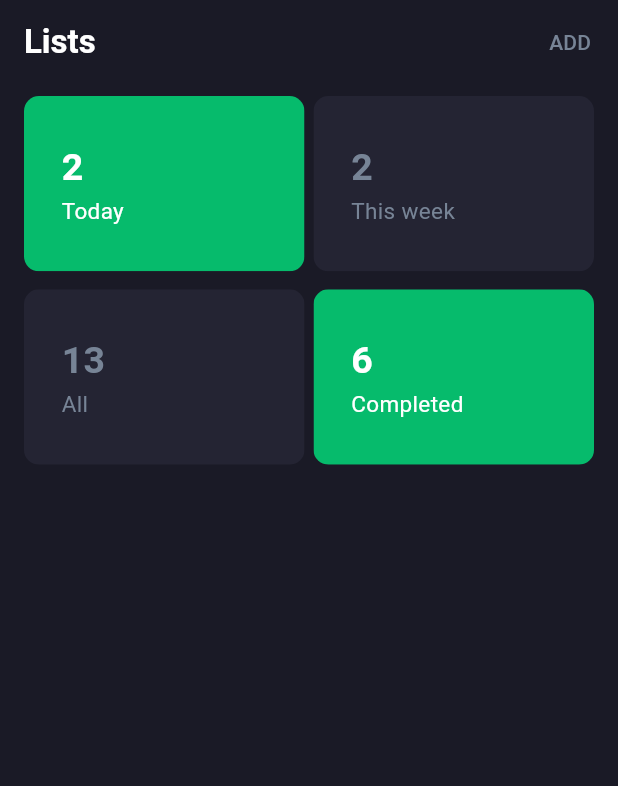
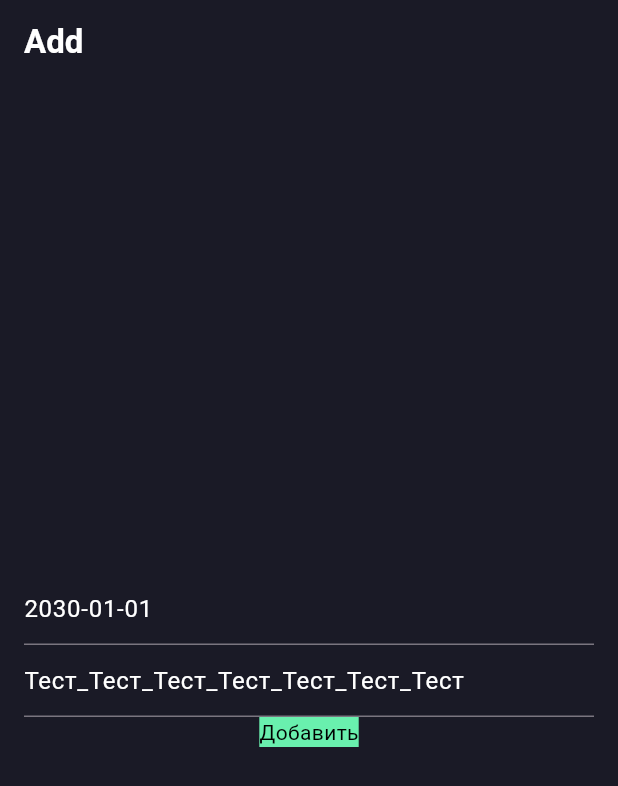
Before and after one commit to KaX8/Flutter-Lab-3, a Flutter app: the screen it shows after launch, after a tap on "ADD", on a phone screen of 412 x 824 dp. Shown: the top 786 px of the screen. Run offline on Flutter 3.47's test engine with Material 3 defaults, Android fonts, the phone set to English and light mode, and no system bars.

Commit message:
лень писать

```diff
--- /dev/null
+++ b/lib/ToDoAdd.dart
@@ -0,0 +1,110 @@
+import 'dart:convert';
+
+import 'package:flutter/material.dart';
+import 'package:flutter/services.dart';
+import 'package:lab_3_todo/ParseEvents.dart';
+import 'package:lab_3_todo/ToDoBase.dart';
+
+import 'ToDoList.dart';
+
+class ToDoAdd extends StatefulWidget {
+  final Function() changePageBack;
+  const ToDoAdd({super.key, required this.changePageBack});
+
+
+  @override
+  State<ToDoAdd> createState() => _ToDoAddState(changePageBack: changePageBack);
+}
+
+class _ToDoAddState extends State<ToDoAdd> {
+
+  late Function() changePageBack;
+  _ToDoAddState({required this.changePageBack});
+  late Future<String> json;
+  late Map<String, List<Map<String, bool>>> groupedEvents;
+
+  final TextEditingController _dateController = TextEditingController();
+  final TextEditingController _taskTextController = TextEditingController();
+
+  @override
+  void initState() {
+    super.initState();
+    json = ParseEvents.readEvents();
+  }
+
+  void addNewTask(String date, String text){
+    // Проверяем, существует ли уже список задач для данной даты
+    if (!groupedEvents.containsKey(date)) {
+      // Если нет, создаем новый список
+      groupedEvents[date] = [];
+    }
+
+    String eventText = text;
+    int copyNumber = 1;
+
+    // Пока существует задача с таким же текстом, добавляем к тексту номер копии
+    while (groupedEvents[date]!.any((event) => event.containsKey(eventText))) {
+      eventText = '$text (${copyNumber++})';
+    }
+
+    // Создаем Map для новой задачи с модифицированным текстом и значением false
+    Map<String, bool> newTask = {eventText: false};
+
+    // Добавляем новую задачу в список задач для данной даты
+    groupedEvents[date]!.add(newTask);
+
+    // Выводим информацию для проверки
+
+    ParseEvents.writeEventsToFile(jsonEncode(groupedEvents));
+
+    changePageBack();
+  }
+
+  @override
+  Widget build(BuildContext context) {
+    _dateController.text = "2030-01-01";
+    _taskTextController.text = "Тест_Тест_Тест_Тест_Тест_Тест_Тест";
+
+    return FutureBuilder(
+        future: json,
+        builder: (BuildContext context, AsyncSnapshot<dynamic> snapshot){
+
+
+          if(snapshot.connectionState == ConnectionState.waiting){
+            return CircularProgressIndicator();
+          }else if(snapshot.hasError){
+            return Text("${snapshot.error}");
+          }else{
+            groupedEvents = ToDoList.createMap(json: snapshot.data);
+            return Column(
+              mainAxisAlignment: MainAxisAlignment.center,
+              children: [
+                TextField(
+                  controller: _dateController,
+                  style: TextStyle(
+                      color: Colors.white
+                  ),
+                ),
+                TextField(
+                  controller: _taskTextController,
+                  style: TextStyle(
+                      color: Colors.white
+                  ),
+                ),
+                InkWell(
+                  onTap: () => addNewTask(_dateController.text, _taskTextController.text),
+                  child: Container(
+                    color: Colors.greenAccent,
+                    child: Text("Добавить", style: TextStyle(
+                        color: Colors.black
+                    ),),
+                  ),
+                )
+              ],
+            );
+          }
+        }
+    );
+
+  }
+}
--- a/lib/ToDoBase.dart
+++ b/lib/ToDoBase.dart
@@ -1,4 +1,5 @@
 import 'package:flutter/material.dart';
+import 'package:lab_3_todo/ToDoAdd.dart';
 import 'package:lab_3_todo/ToDoList.dart';
 import 'package:lab_3_todo/ToDoMain.dart';
 
@@ -26,30 +27,38 @@ class _ToDoBaseState extends State<ToDoBase> {
     pages.add(["Lists", currentScreen]);
   }
 
-  void changePage(String newTitle, Widget screen) {
+  void changePage(String newTitle, Widget screen, {bool addToPages = true}) {
+    print("CHANGE_PAGE_CHANGE_PAGE_CHANGE_PAGE");
     setState(() {
       title = newTitle;
       currentScreen = screen;
+      if (addToPages){
         pages.add([newTitle, currentScreen]);
+      }
     });
   }
 
-
+  void changePageBack(){
+    pages.removeAt(pages.length-1);
+    changePage(pages.last[0], pages.last[1], addToPages: false);
+  }
 
   @override
   Widget build(BuildContext context) {
 
-    canPop = pages.length > 1 ? false : true;
+    canPop = !(pages.length > 1);
+    print("BUILD BASE");
+    print("CAN POP (is Main page): ${canPop}");
+    print("PAGES COUNT: ${pages.length}");
+    print("PAGES ALL: ${pages}");
+    print("PAGE LAST: ${pages.lastOrNull}");
 
     return PopScope(
       canPop: canPop,
-      onPopInvoked: (flag){
-        pages.remove(pages.last);
-        changePage(pages.last[0], pages.last[1]);
+      onPopInvoked: (canPop){
+        pages.removeAt(pages.length-1);
 
-
-        print([pages.last[0], pages.last[1]]);
-        print(pages);
+        changePage(pages.last[0], pages.last[1], addToPages: false);
       },
       child: Scaffold(
         backgroundColor: Color.fromRGBO(26,26,38,1),
@@ -68,12 +77,13 @@ class _ToDoBaseState extends State<ToDoBase> {
             ),
           ),
           actions: [
-            TextButton(
+            if (title != "Add") TextButton(
               style: const ButtonStyle(
                 overlayColor: MaterialStatePropertyAll(Color.fromRGBO(6, 187, 108, .3)),
               ),
               onPressed: () {
-                print("add");
+                print("ADD");
+                changePage("Add", ToDoAdd(changePageBack: changePageBack));
               },
               child: const Text(
                 'ADD',
@@ -86,6 +96,13 @@ class _ToDoBaseState extends State<ToDoBase> {
           elevation: 0,
         ),
         body: SafeArea(
+          child: GestureDetector(
+            onHorizontalDragEnd: (DragEndDetails details){
+              if (details.primaryVelocity! > 1500 && pages.length > 1) {
+                changePageBack();
+              }
+              print("swipe");
+            },
             child: Padding(
               padding: const EdgeInsets.symmetric(vertical: 8, horizontal: 16),
               child: AnimatedSwitcher(
@@ -103,9 +120,11 @@ class _ToDoBaseState extends State<ToDoBase> {
                     child: child,
                   );
                 },
-              child: currentScreen, // Текущий экран, который нужно отобразить
+                child: currentScreen,
+                // Текущий экран
               )
               ,
+            ),
           ),
         ),
       ),
--- a/lib/ToDoMain.dart
+++ b/lib/ToDoMain.dart
@@ -28,15 +28,9 @@ class _ToDoMainState extends State<ToDoMain> {
     json = ParseEvents.readEvents();
   }
 
-
-  String title = "Lists";
-
-  bool isMain = true;
-
-
-
   @override
   Widget build(BuildContext context) {
+
     return FutureBuilder(
         future: json,
         builder: (BuildContext context, AsyncSnapshot<dynamic> snapshot) {
@@ -96,7 +90,7 @@ Widget getList(List arr, Function(String, Widget) changePage, String json){
   return ClipRRect(
     borderRadius: BorderRadius.circular(10),
     child: GestureDetector(
-      onTap: () => changePage(descr, ToDoList(json: json, type: descr,)),
+      onTap: () => changePage(descr, ToDoList(type: descr)),
       child: Container(
           color: type == 0 ? Color.fromRGBO(6, 187, 108, 1) :
           Color.fromRGBO(36,36,51, 1),
```
Also changed, not shown: lib/ToDoList.dart (+62 -28 lines). Lines whose indentation alone changed are shown as unchanged.
